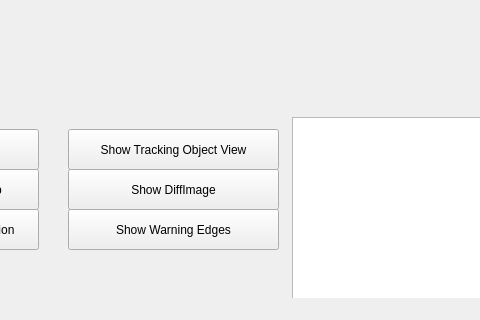
This is Qt Creator/reprojectImageTo3D_calibON_bm_GUI/mainwindow.ui in nicolasrosa/StereoVision as Qt 5 draws it before an edit; both pictures show x 322 to 802 and y 371 to 691 of the 1292 by 691 pixel window. The edited form follows.
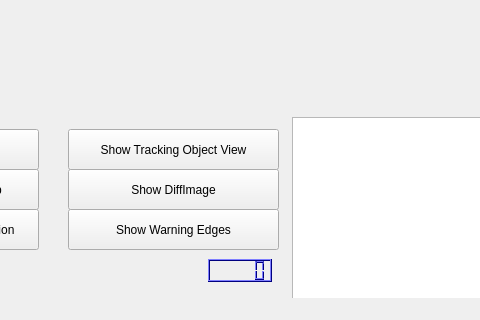
This is the edited form.

Commit message: 54th Commit [Added - CloseButtonEvent, FPS Counter na GUI]

```diff
--- a/Qt Creator/reprojectImageTo3D_calibON_bm_GUI/mainwindow.ui
+++ b/Qt Creator/reprojectImageTo3D_calibON_bm_GUI/mainwindow.ui
@@ -186,6 +186,431 @@
      </property>
     </item>
    </widget>
+   <widget class="QLCDNumber" name="lcdNumber">
+    <property name="geometry">
+     <rect>
+      <x>530</x>
+      <y>630</y>
+      <width>64</width>
+      <height>23</height>
+     </rect>
+    </property>
+    <property name="palette">
+     <palette>
+      <active>
+       <colorrole role="WindowText">
+        <brush brushstyle="SolidPattern">
+         <color alpha="255">
+          <red>0</red>
+          <green>0</green>
+          <blue>0</blue>
+         </color>
+        </brush>
+       </colorrole>
+       <colorrole role="Button">
+        <brush brushstyle="SolidPattern">
+         <color alpha="255">
+          <red>0</red>
+          <green>0</green>
+          <blue>255</blue>
+         </color>
+        </brush>
+       </colorrole>
+       <colorrole role="Light">
+        <brush brushstyle="SolidPattern">
+         <color alpha="255">
+          <red>127</red>
+          <green>127</green>
+          <blue>255</blue>
+         </color>
+        </brush>
+       </colorrole>
+       <colorrole role="Midlight">
+        <brush brushstyle="SolidPattern">
+         <color alpha="255">
+          <red>63</red>
+          <green>63</green>
+          <blue>255</blue>
+         </color>
+        </brush>
+       </colorrole>
+       <colorrole role="Dark">
+        <brush brushstyle="SolidPattern">
+         <color alpha="255">
+          <red>0</red>
+          <green>0</green>
+          <blue>127</blue>
+         </color>
+        </brush>
+       </colorrole>
+       <colorrole role="Mid">
+        <brush brushstyle="SolidPattern">
+         <color alpha="255">
+          <red>0</red>
+          <green>0</green>
+          <blue>170</blue>
+         </color>
+        </brush>
+       </colorrole>
+       <colorrole role="Text">
+        <brush brushstyle="SolidPattern">
+         <color alpha="255">
+          <red>0</red>
+          <green>0</green>
+          <blue>0</blue>
+         </color>
+        </brush>
+       </colorrole>
+       <colorrole role="BrightText">
+        <brush brushstyle="SolidPattern">
+         <color alpha="255">
+          <red>255</red>
+          <green>255</green>
+          <blue>255</blue>
+         </color>
+        </brush>
+       </colorrole>
+       <colorrole role="ButtonText">
+        <brush brushstyle="SolidPattern">
+         <color alpha="255">
+          <red>0</red>
+          <green>0</green>
+          <blue>0</blue>
+         </color>
+        </brush>
+       </colorrole>
+       <colorrole role="Base">
+        <brush brushstyle="SolidPattern">
+         <color alpha="255">
+          <red>255</red>
+          <green>255</green>
+          <blue>255</blue>
+         </color>
+        </brush>
+       </colorrole>
+       <colorrole role="Window">
+        <brush brushstyle="SolidPattern">
+         <color alpha="255">
+          <red>0</red>
+          <green>0</green>
+          <blue>255</blue>
+         </color>
+        </brush>
+       </colorrole>
+       <colorrole role="Shadow">
+        <brush brushstyle="SolidPattern">
+         <color alpha="255">
+          <red>0</red>
+          <green>0</green>
+          <blue>0</blue>
+         </color>
+        </brush>
+       </colorrole>
+       <colorrole role="AlternateBase">
+        <brush brushstyle="SolidPattern">
+         <color alpha="255">
+          <red>127</red>
+          <green>127</green>
+          <blue>255</blue>
+         </color>
+        </brush>
+       </colorrole>
+       <colorrole role="ToolTipBase">
+        <brush brushstyle="SolidPattern">
+         <color alpha="255">
+          <red>255</red>
+          <green>255</green>
+          <blue>220</blue>
+         </color>
+        </brush>
+       </colorrole>
+       <colorrole role="ToolTipText">
+        <brush brushstyle="SolidPattern">
+         <color alpha="255">
+          <red>0</red>
+          <green>0</green>
+          <blue>0</blue>
+         </color>
+        </brush>
+       </colorrole>
+      </active>
+      <inactive>
+       <colorrole role="WindowText">
+        <brush brushstyle="SolidPattern">
+         <color alpha="255">
+          <red>0</red>
+          <green>0</green>
+          <blue>0</blue>
+         </color>
+        </brush>
+       </colorrole>
+       <colorrole role="Button">
+        <brush brushstyle="SolidPattern">
+         <color alpha="255">
+          <red>0</red>
+          <green>0</green>
+          <blue>255</blue>
+         </color>
+        </brush>
+       </colorrole>
+       <colorrole role="Light">
+        <brush brushstyle="SolidPattern">
+         <color alpha="255">
+          <red>127</red>
+          <green>127</green>
+          <blue>255</blue>
+         </color>
+        </brush>
+       </colorrole>
+       <colorrole role="Midlight">
+        <brush brushstyle="SolidPattern">
+         <color alpha="255">
+          <red>63</red>
+          <green>63</green>
+          <blue>255</blue>
+         </color>
+        </brush>
+       </colorrole>
+       <colorrole role="Dark">
+        <brush brushstyle="SolidPattern">
+         <color alpha="255">
+          <red>0</red>
+          <green>0</green>
+          <blue>127</blue>
+         </color>
+        </brush>
+       </colorrole>
+       <colorrole role="Mid">
+        <brush brushstyle="SolidPattern">
+         <color alpha="255">
+          <red>0</red>
+          <green>0</green>
+          <blue>170</blue>
+         </color>
+        </brush>
+       </colorrole>
+       <colorrole role="Text">
+        <brush brushstyle="SolidPattern">
+         <color alpha="255">
+          <red>0</red>
+          <green>0</green>
+          <blue>0</blue>
+         </color>
+        </brush>
+       </colorrole>
+       <colorrole role="BrightText">
+        <brush brushstyle="SolidPattern">
+         <color alpha="255">
+          <red>255</red>
+          <green>255</green>
+          <blue>255</blue>
+         </color>
+        </brush>
+       </colorrole>
+       <colorrole role="ButtonText">
+        <brush brushstyle="SolidPattern">
+         <color alpha="255">
+          <red>0</red>
+          <green>0</green>
+          <blue>0</blue>
+         </color>
+        </brush>
+       </colorrole>
+       <colorrole role="Base">
+        <brush brushstyle="SolidPattern">
+         <color alpha="255">
+          <red>255</red>
+          <green>255</green>
+          <blue>255</blue>
+         </color>
+        </brush>
+       </colorrole>
+       <colorrole role="Window">
+        <brush brushstyle="SolidPattern">
+         <color alpha="255">
+          <red>0</red>
+          <green>0</green>
+          <blue>255</blue>
+         </color>
+        </brush>
+       </colorrole>
+       <colorrole role="Shadow">
+        <brush brushstyle="SolidPattern">
+         <color alpha="255">
+          <red>0</red>
+          <green>0</green>
+          <blue>0</blue>
+         </color>
+        </brush>
+       </colorrole>
+       <colorrole role="AlternateBase">
+        <brush brushstyle="SolidPattern">
+         <color alpha="255">
+          <red>127</red>
+          <green>127</green>
+          <blue>255</blue>
+         </color>
+        </brush>
+       </colorrole>
+       <colorrole role="ToolTipBase">
+        <brush brushstyle="SolidPattern">
+         <color alpha="255">
+          <red>255</red>
+          <green>255</green>
+          <blue>220</blue>
+         </color>
+        </brush>
+       </colorrole>
+       <colorrole role="ToolTipText">
+        <brush brushstyle="SolidPattern">
+         <color alpha="255">
+          <red>0</red>
+          <green>0</green>
+          <blue>0</blue>
+         </color>
+        </brush>
+       </colorrole>
+      </inactive>
+      <disabled>
+       <colorrole role="WindowText">
+        <brush brushstyle="SolidPattern">
+         <color alpha="255">
+          <red>0</red>
+          <green>0</green>
+          <blue>127</blue>
+         </color>
+        </brush>
+       </colorrole>
+       <colorrole role="Button">
+        <brush brushstyle="SolidPattern">
+         <color alpha="255">
+          <red>0</red>
+          <green>0</green>
+          <blue>255</blue>
+         </color>
+        </brush>
+       </colorrole>
+       <colorrole role="Light">
+        <brush brushstyle="SolidPattern">
+         <color alpha="255">
+          <red>127</red>
+          <green>127</green>
+          <blue>255</blue>
+         </color>
+        </brush>
+       </colorrole>
+       <colorrole role="Midlight">
+        <brush brushstyle="SolidPattern">
+         <color alpha="255">
+          <red>63</red>
+          <green>63</green>
+          <blue>255</blue>
+         </color>
+        </brush>
+       </colorrole>
+       <colorrole role="Dark">
+        <brush brushstyle="SolidPattern">
+         <color alpha="255">
+          <red>0</red>
+          <green>0</green>
+          <blue>127</blue>
+         </color>
+        </brush>
+       </colorrole>
+       <colorrole role="Mid">
+        <brush brushstyle="SolidPattern">
+         <color alpha="255">
+          <red>0</red>
+          <green>0</green>
+          <blue>170</blue>
+         </color>
+        </brush>
+       </colorrole>
+       <colorrole role="Text">
+        <brush brushstyle="SolidPattern">
+         <color alpha="255">
+          <red>0</red>
+          <green>0</green>
+          <blue>127</blue>
+         </color>
+        </brush>
+       </colorrole>
+       <colorrole role="BrightText">
+        <brush brushstyle="SolidPattern">
+         <color alpha="255">
+          <red>255</red>
+          <green>255</green>
+          <blue>255</blue>
+         </color>
+        </brush>
+       </colorrole>
+       <colorrole role="ButtonText">
+        <brush brushstyle="SolidPattern">
+         <color alpha="255">
+          <red>0</red>
+          <green>0</green>
+          <blue>127</blue>
+         </color>
+        </brush>
+       </colorrole>
+       <colorrole role="Base">
+        <brush brushstyle="SolidPattern">
+         <color alpha="255">
+          <red>0</red>
+          <green>0</green>
+          <blue>255</blue>
+         </color>
+        </brush>
+       </colorrole>
+       <colorrole role="Window">
+        <brush brushstyle="SolidPattern">
+         <color alpha="255">
+          <red>0</red>
+          <green>0</green>
+          <blue>255</blue>
+         </color>
+        </brush>
+       </colorrole>
+       <colorrole role="Shadow">
+        <brush brushstyle="SolidPattern">
+         <color alpha="255">
+          <red>0</red>
+          <green>0</green>
+          <blue>0</blue>
+         </color>
+        </brush>
+       </colorrole>
+       <colorrole role="AlternateBase">
+        <brush brushstyle="SolidPattern">
+         <color alpha="255">
+          <red>0</red>
+          <green>0</green>
+          <blue>255</blue>
+         </color>
+        </brush>
+       </colorrole>
+       <colorrole role="ToolTipBase">
+        <brush brushstyle="SolidPattern">
+         <color alpha="255">
+          <red>255</red>
+          <green>255</green>
+          <blue>220</blue>
+         </color>
+        </brush>
+       </colorrole>
+       <colorrole role="ToolTipText">
+        <brush brushstyle="SolidPattern">
+         <color alpha="255">
+          <red>0</red>
+          <green>0</green>
+          <blue>0</blue>
+         </color>
+        </brush>
+       </colorrole>
+      </disabled>
+     </palette>
+    </property>
+   </widget>
   </widget>
   <widget class="QMenuBar" name="menuBar">
    <property name="geometry">
```
The commit also changes 9 other files.
